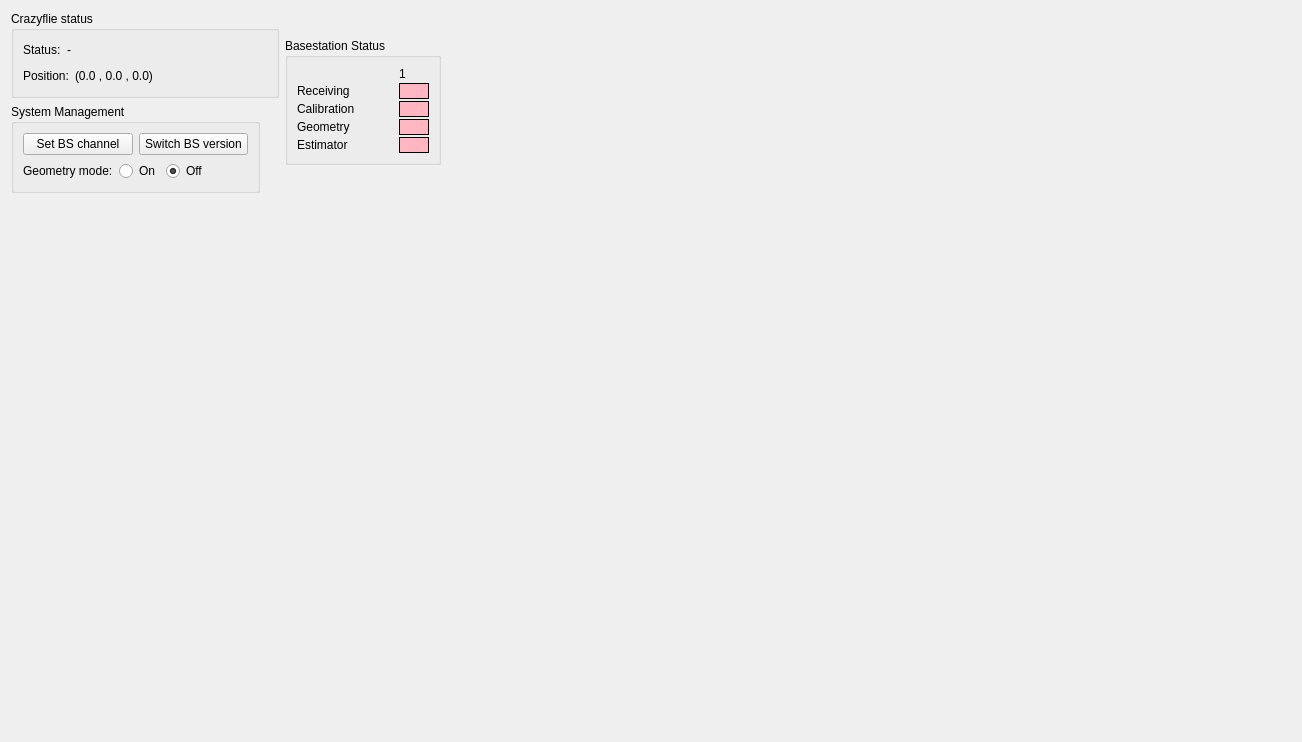
Before: the Qt Designer form src/cfclient/ui/tabs/lighthouse_tab.ui in bitcraze/crazyflie-clients-python, drawn with Qt 5.
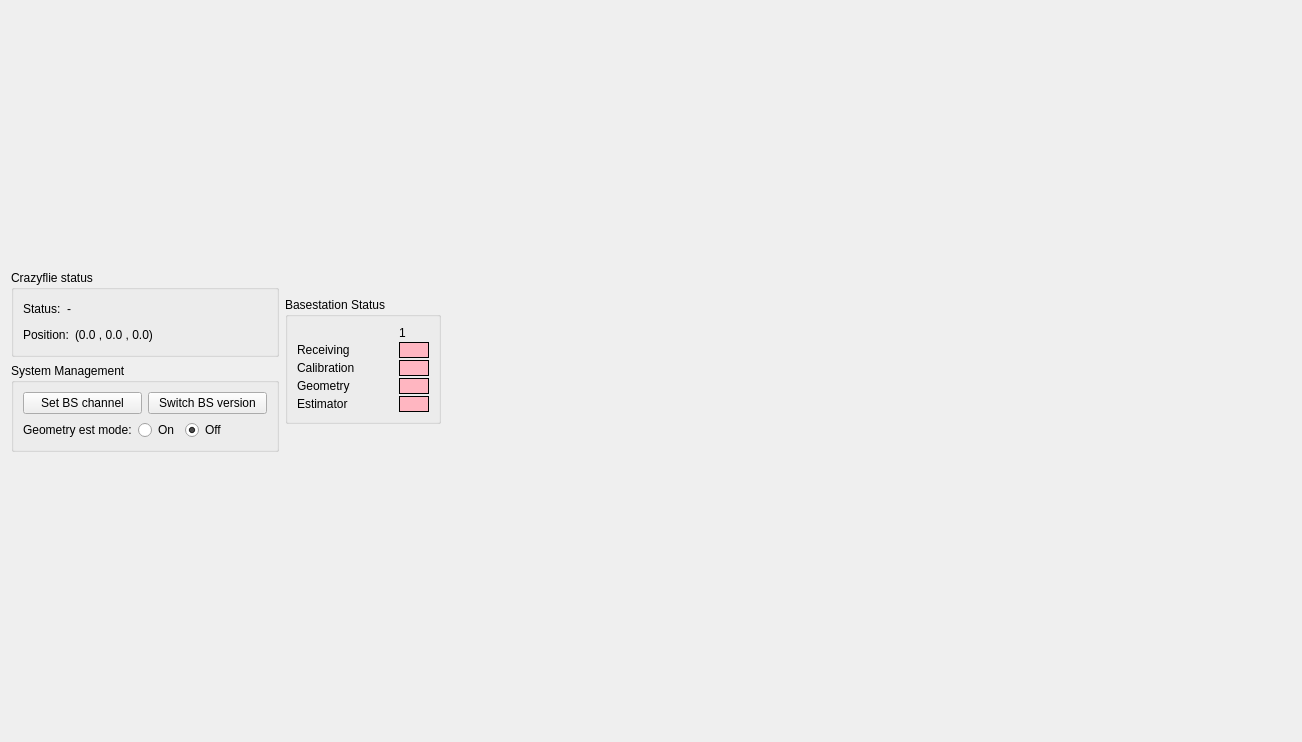
After: the same form once the commit is applied.

Diff of the .ui file:
```diff
--- a/src/cfclient/ui/tabs/lighthouse_tab.ui
+++ b/src/cfclient/ui/tabs/lighthouse_tab.ui
@@ -193,7 +193,7 @@
               <item>
                <widget class="QLabel" name="label">
                 <property name="text">
-                 <string>Geometry mode:</string>
+                 <string>Geometry est mode:</string>
                 </property>
                </widget>
               </item>
@@ -432,19 +432,6 @@
        </item>
       </layout>
      </item>
-     <item>
-      <spacer name="verticalSpacer_2">
-       <property name="orientation">
-        <enum>Qt::Orientation::Vertical</enum>
-       </property>
-       <property name="sizeHint" stdset="0">
-        <size>
-         <width>20</width>
-         <height>40</height>
-        </size>
-       </property>
-      </spacer>
-     </item>
     </layout>
    </item>
   </layout>
```
